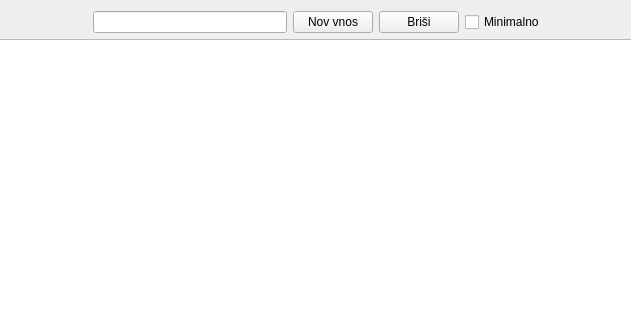
Before: the Qt Designer form wid_racuni.ui in bubi-luka/BubiRacun, drawn with Qt 5; both pictures show x 112 to 743 and y 0 to 320 of the 862 by 628 pixel window.
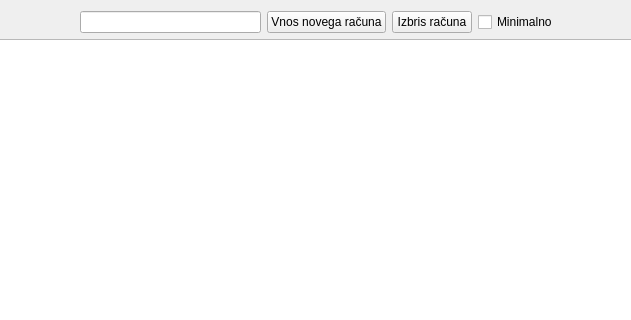
After: the same form once the commit is applied.

```diff
--- a/wid_racuni.ui
+++ b/wid_racuni.ui
@@ -38,14 +38,14 @@
      <item>
       <widget class="QPushButton" name="btn_nov">
        <property name="text">
-        <string>Nov vnos</string>
+        <string>Vnos novega računa</string>
        </property>
       </widget>
      </item>
      <item>
       <widget class="QPushButton" name="btn_brisi">
        <property name="text">
-        <string>Briši</string>
+        <string>Izbris računa</string>
        </property>
       </widget>
      </item>
```
